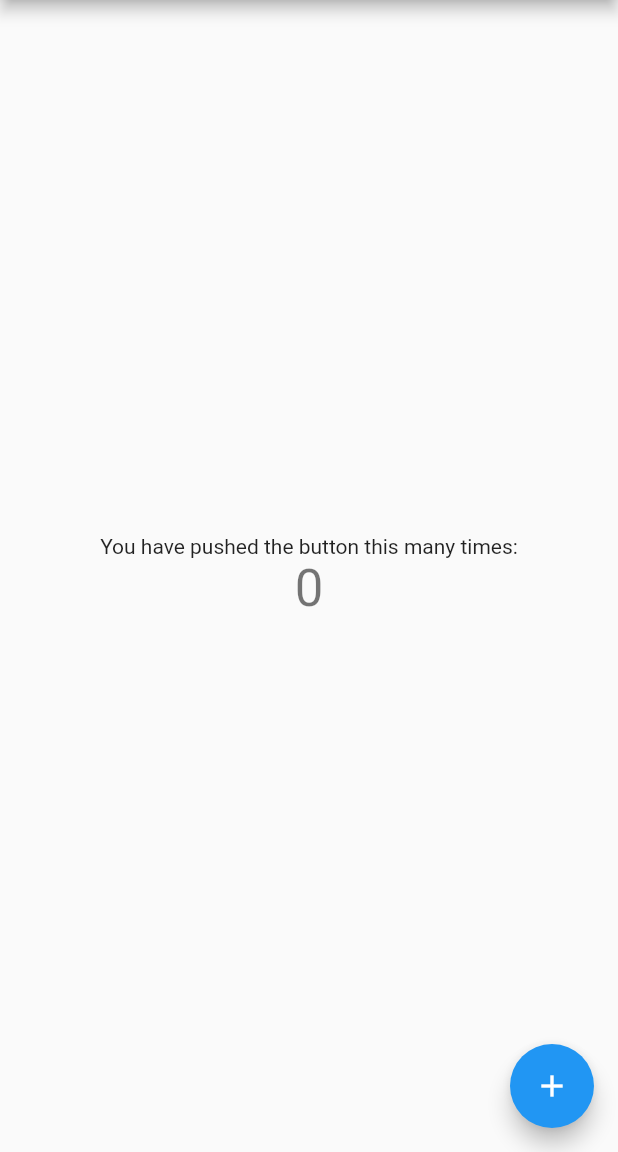
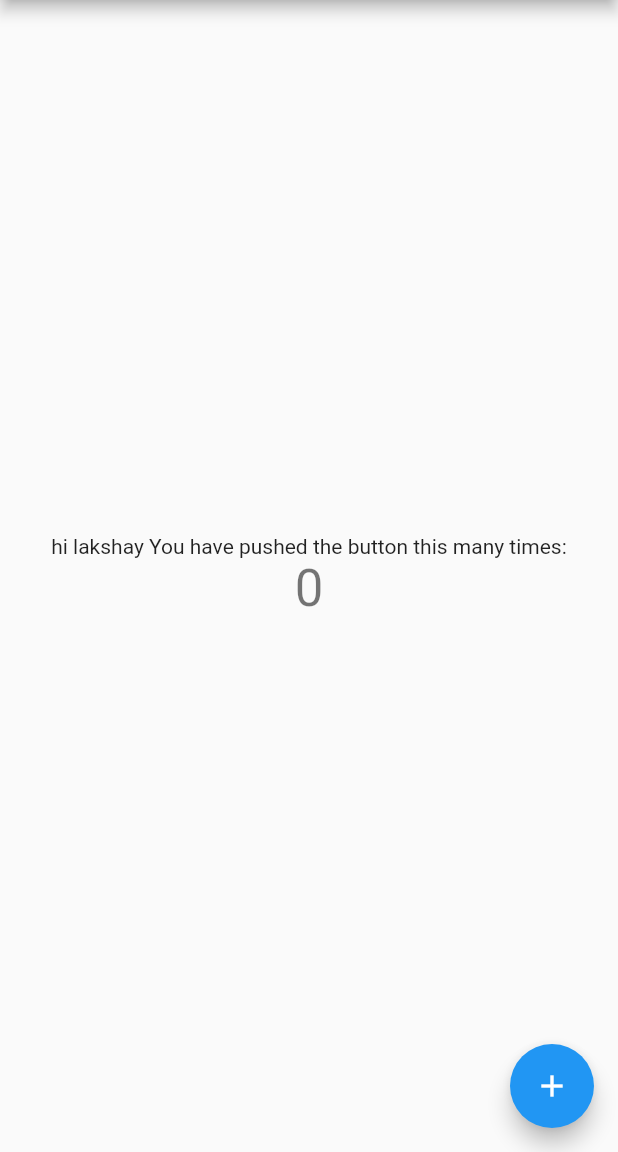
Before and after one commit to lakshay-7014/test101, a Flutter app: the screen it shows after launch, on a phone screen of 412 x 824 dp, the part 84-1236 px from its top. Run offline on Flutter 3.47's test engine with Material 2 defaults, Android fonts, the phone set to English and light mode, and no system bars.

Commit message:
first commit

```diff
--- a/lib/main.dart
+++ b/lib/main.dart
@@ -96,7 +96,7 @@ class _MyHomePageState extends State<MyHomePage> {
           mainAxisAlignment: MainAxisAlignment.center,
           children: <Widget>[
             const Text(
-              'You have pushed the button this many times:',
+              'hi lakshay You have pushed the button this many times:',
             ),
             Text(
               '$_counter',
```
Also changed, not shown: pubspec.lock.
